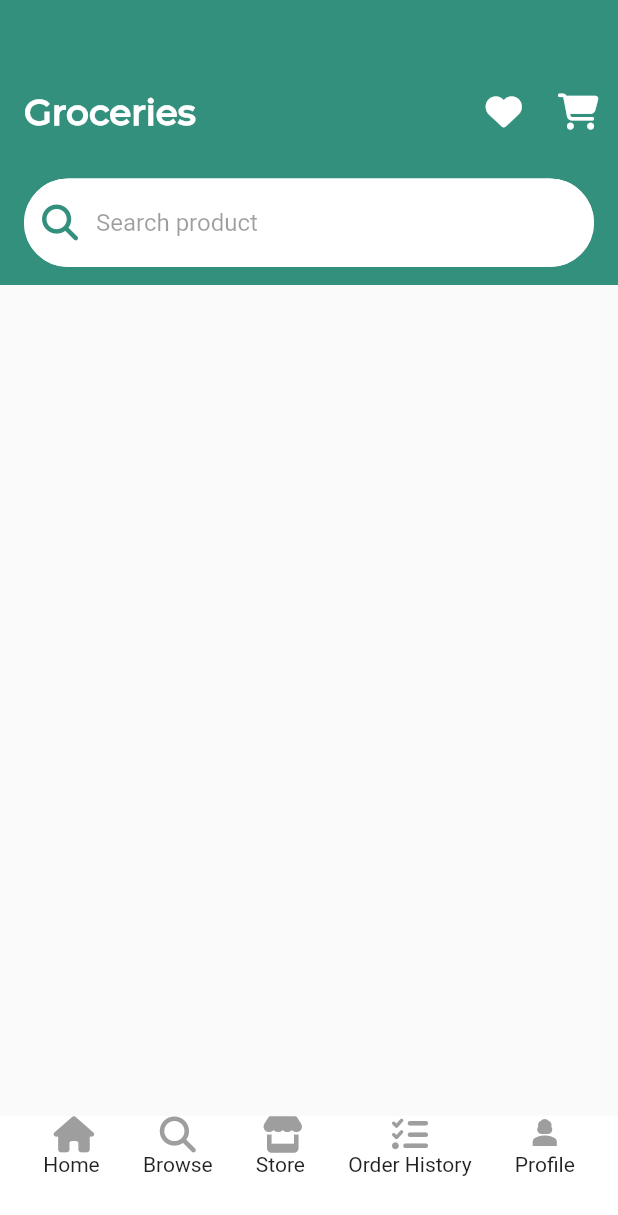
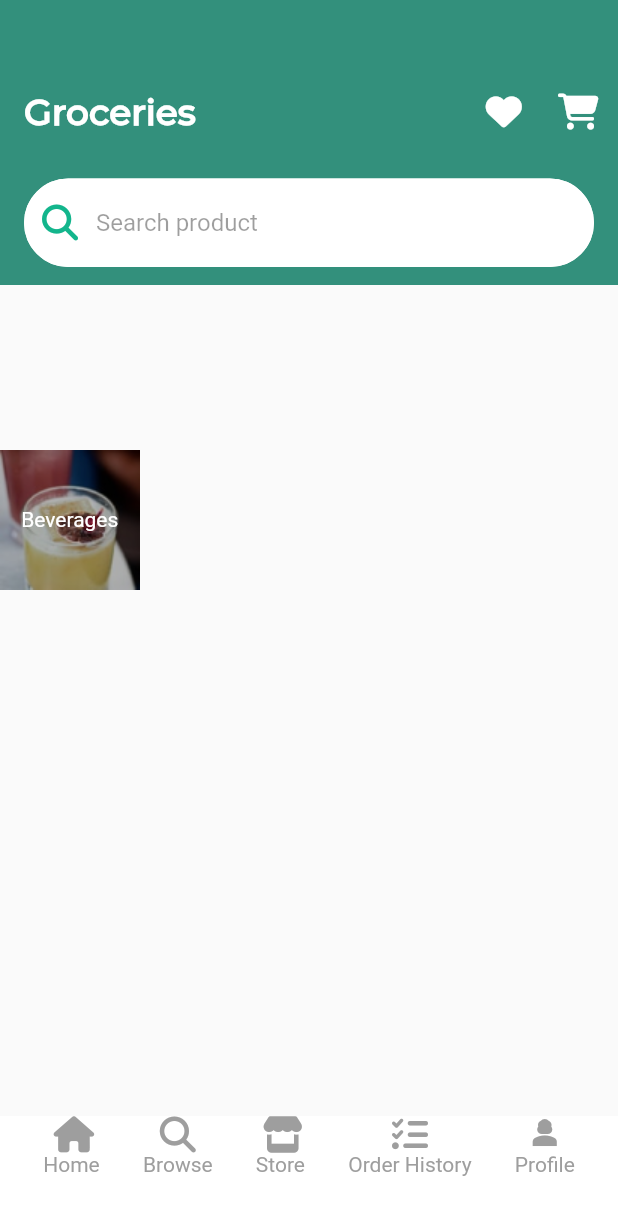
Before and after one commit to HusseinSalem17/TradlyApp, a Flutter app: the screen it shows after launch, on a phone screen of 412 x 824 dp. Shown: the top 1215 px of the screen. Run offline on Flutter 3.47's test engine with Material 2 defaults, Android fonts, the phone set to English and light mode, and no system bars; our stand-ins replace flutter_svg, font_awesome_flutter.

Commit message:
create menu and category icon

```diff
--- a/lib/main.dart
+++ b/lib/main.dart
@@ -1,7 +1,7 @@
 import 'package:flutter/material.dart';
 import 'package:tradly_app/views/home_view.dart';
-import 'package:tradly_app/views/onboardingviews/onBoarding_3.dart';
-import 'package:tradly_app/widgets/splash_screen.dart';
+
+
 
 void main() {
   runApp(const TradlyApp());
--- a/lib/views/home_view.dart
+++ b/lib/views/home_view.dart
@@ -1,4 +1,5 @@
 import 'package:flutter/material.dart';
+import 'package:tradly_app/widgets/category_icon.dart';
 import 'package:tradly_app/widgets/custom_app_bar.dart';
 import 'package:tradly_app/widgets/custom_bottom_app_bar.dart';
 
@@ -7,10 +8,15 @@ class HomeView extends StatelessWidget {
 
   @override
   Widget build(BuildContext context) {
-    return const Scaffold(
+    return Scaffold(
         body: Stack(
       children: [
         CustomAppBar(),
+        Positioned(
+            top: 300,
+            child: CategoryIcon(
+                name: 'Beverages',
+                backgroundURL: 'assets/images/menu/berverages.png')),
         Positioned(
             child: Align(
                 alignment: FractionalOffset.bottomCenter,
@@ -19,3 +25,15 @@ class HomeView extends StatelessWidget {
     ));
   }
 }
+
+class MenuBar extends StatelessWidget {
+  const MenuBar({super.key});
+
+  @override
+  Widget build(BuildContext context) {
+    return CategoryIcon(
+      name: 'Beverages',
+      backgroundURL: 'assets/images/menuImages/beverages.svg',
+    );
+  }
+}
--- /dev/null
+++ b/lib/widgets/category_icon.dart
@@ -0,0 +1,20 @@
+import 'package:flutter/material.dart';
+
+class CategoryIcon extends StatelessWidget {
+  CategoryIcon({super.key, required this.name, required this.backgroundURL});
+  final String name;
+  final String backgroundURL;
+  @override
+  Widget build(BuildContext context) {
+    return Stack(
+
+      alignment: FractionalOffset.center,
+      children: [
+      Image.asset(
+        backgroundURL,
+      ),
+      Text(name,style: TextStyle(color: Colors.white,)),
+
+    ]);
+  }
+}
--- a/lib/widgets/custom_app_bar.dart
+++ b/lib/widgets/custom_app_bar.dart
@@ -40,7 +40,6 @@ class CustomAppBar extends StatelessWidget {
             SearchTextField(
               hint: 'Search product',
             ),
-            //Spacer(flex: 1),
           ],
         ),
       ),
--- a/lib/widgets/custom_icon.dart
+++ b/lib/widgets/custom_icon.dart
@@ -22,7 +22,7 @@ class CustomIcon extends StatelessWidget {
             icon,
             color: color,
           ),
-          Text(title),
+          Text(title,style: TextStyle(color: color),),
         ],
       ),
     );
--- a/lib/widgets/search_text_field.dart
+++ b/lib/widgets/search_text_field.dart
@@ -32,9 +32,9 @@ class SearchTextField extends StatelessWidget {
       decoration: InputDecoration(
         filled: true,
         fillColor: Colors.white,
-        prefixIcon: Icon(
+        prefixIcon: const Icon(
           FontAwesomeIcons.magnifyingGlass,
-          color: kprimaryColor,
+          color: Color(0xff13B58C),
         ),
         hintText: hint,
         hintStyle: const TextStyle(color: Colors.black38),
--- a/pubspec.yaml
+++ b/pubspec.yaml
@@ -60,7 +60,9 @@ flutter:
     - assets/images/onboarding2.svg
     - assets/images/onboarding3.svg
     - assets/images/logo.svg
-  #   - images/a_dot_ham.jpeg
+    - assets/images/menu/
+
+  #  - assets/images/menuImages/
   # An image asset can refer to one or more resolution-specific "variants", see
   # https://flutter.dev/assets-and-images/#resolution-aware
   # For details regarding adding assets from package dependencies, see
```
Also changed, not shown: assets/images/menu/Fruit.png (added), assets/images/menu/Vegetables.png (added), assets/images/menu/berverages.png (added), assets/images/menu/egg.png (added), assets/images/menu/frozenVeg.png (added), assets/images/menu/homeCare.png (added), assets/images/menu/perCare.png (added).
